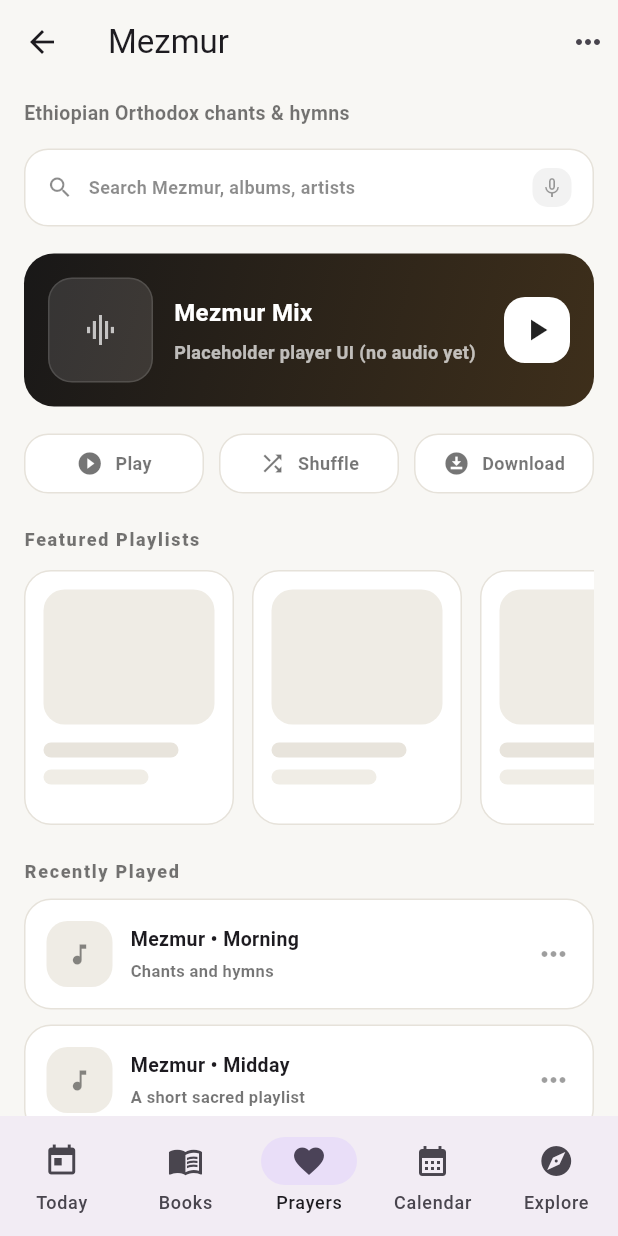
After one commit to afrocoder16/Tsion-Ethiopian-Orthodox-Daily-, a Flutter app: the screen it shows after launch, item 3 of the bottom bar chosen, after a tap on the "headphones" icon, on a phone screen of 412 x 824 dp. The commit adds this screen. Run offline on Flutter 3.47's test engine with Material 3 defaults, Android fonts, the phone set to English and light mode, and no system bars; our stand-ins replace drift, flutter_riverpod, go_router; missing offline and left inert: sqlite3; accounts and stored records are empty; generated files the repository leaves out were written again.

Commit message:
mezmuer route  is done

```diff
--- a/lib/app/app_router.dart
+++ b/lib/app/app_router.dart
@@ -11,6 +11,7 @@ import '../features/bible/presentation/bible_chapter_screen.dart';
 import '../features/bible/presentation/passage_screen.dart';
 import '../features/prayers/presentation/prayers_screen.dart';
 import '../features/prayers/presentation/prayer_detail_screen.dart';
+import '../features/prayers/presentation/mezmur_screen.dart';
 import '../features/calendar/presentation/calendar_screen.dart';
 import '../features/calendar/calendar_day_detail_screen.dart';
 import '../features/calendar/presentation/calendar_link_placeholder_screen.dart';
@@ -37,6 +38,10 @@ GoRouter buildRouter() {
             path: RoutePaths.prayers,
             builder: (context, state) => const PrayersScreen(),
             routes: [
+              GoRoute(
+                path: 'mezmur',
+                builder: (context, state) => const MezmurScreen(),
+              ),
               GoRoute(
                 path: 'detail/:id',
                 builder: (context, state) {
--- a/lib/app/route_paths.dart
+++ b/lib/app/route_paths.dart
@@ -4,6 +4,7 @@ class RoutePaths {
   static const today = '/today';
   static const bible = '/bible';
   static const prayers = '/prayers';
+  static const prayersMezmur = '/prayers/mezmur';
   static const calendar = '/calendar';
   static const explore = '/explore';
   static const streak = '/streak';
@@ -42,6 +43,8 @@ class RoutePaths {
 
   static String prayerDetailPath(String id) => '/prayers/detail/$id';
 
+  static String mezmurPath() => prayersMezmur;
+
   static String calendarDayLinkPath(String dateKey, String type) =>
       '/calendar/day/$dateKey/link/$type';
 
--- a/lib/core/adapters/screen_state_adapters.dart
+++ b/lib/core/adapters/screen_state_adapters.dart
@@ -101,10 +101,12 @@ class AudioCardView {
 
 class TodayCarouselView {
   const TodayCarouselView({
+    required this.id,
     required this.title,
     required this.subtitle,
   });
 
+  final String id;
   final String title;
   final String subtitle;
 }
@@ -158,6 +160,7 @@ class TodayAdapter {
       state.orthodoxDailyItems
           .map(
             (item) => TodayCarouselView(
+              id: item.id,
               title: _safeText(item.title, '-'),
               subtitle: _safeText(item.subtitle, ''),
             ),
@@ -170,6 +173,7 @@ class TodayAdapter {
   List<TodayCarouselView> get studyWorshipItems => state.studyWorshipItems
       .map(
         (item) => TodayCarouselView(
+          id: item.id,
           title: _safeText(item.title, '-'),
           subtitle: _safeText(item.subtitle, ''),
         ),
@@ -319,11 +323,13 @@ class BooksAdapter {
 
 class DevotionalItemView {
   const DevotionalItemView({
+    required this.id,
     required this.title,
     required this.subtitle,
     required this.icon,
   });
 
+  final String id;
   final String title;
   final String subtitle;
   final IconData icon;
@@ -371,6 +377,7 @@ class PrayersAdapter {
   List<DevotionalItemView> get mezmurItems => state.mezmurItems
       .map(
         (item) => DevotionalItemView(
+          id: item.id,
           title: _safeText(item.title, '-'),
           subtitle: _safeText(item.subtitle, ''),
           icon: iconDataFor(item.iconKey),
@@ -384,6 +391,7 @@ class PrayersAdapter {
   List<DevotionalItemView> get devotionalItems => state.devotionalItems
       .map(
         (item) => DevotionalItemView(
+          id: item.id,
           title: _safeText(item.title, '-'),
           subtitle: _safeText(item.subtitle, ''),
           icon: iconDataFor(item.iconKey),
--- /dev/null
+++ b/lib/features/prayers/presentation/mezmur_screen.dart
@@ -0,0 +1,458 @@
+import 'package:flutter/material.dart';
+import 'package:go_router/go_router.dart';
+
+class MezmurScreen extends StatelessWidget {
+  const MezmurScreen({super.key});
+
+  @override
+  Widget build(BuildContext context) {
+    return Scaffold(
+      backgroundColor: const Color(0xFFF8F7F4),
+      appBar: AppBar(
+        backgroundColor: const Color(0xFFF8F7F4),
+        elevation: 0,
+        title: const Text('Mezmur'),
+        leading: IconButton(
+          icon: const Icon(Icons.arrow_back),
+          onPressed: () => context.pop(),
+        ),
+        actions: const [
+          Padding(
+            padding: EdgeInsets.only(right: 8),
+            child: Icon(Icons.more_horiz),
+          ),
+        ],
+      ),
+      body: SafeArea(
+        child: ListView(
+          padding: const EdgeInsets.fromLTRB(16, 10, 16, 24),
+          children: [
+            const Text(
+              'Ethiopian Orthodox chants & hymns',
+              style: TextStyle(
+                fontSize: 13,
+                color: Colors.black54,
+                fontWeight: FontWeight.w600,
+              ),
+            ),
+            const SizedBox(height: 14),
+            _SearchPill(
+              hint: 'Search Mezmur, albums, artists',
+              onTap: () {
+                ScaffoldMessenger.of(context).showSnackBar(
+                  const SnackBar(content: Text('Search not implemented')),
+                );
+              },
+            ),
+            const SizedBox(height: 18),
+            const _NowPlayingCard(),
+            const SizedBox(height: 18),
+            const _QuickActionsRow(),
+            const SizedBox(height: 22),
+            const _SectionTitle(title: 'Featured Playlists'),
+            const SizedBox(height: 12),
+            const _PlaylistShelf(),
+            const SizedBox(height: 22),
+            const _SectionTitle(title: 'Recently Played'),
+            const SizedBox(height: 10),
+            const _TrackList(),
+            const SizedBox(height: 22),
+            _MiniPlayerPlaceholder(
+              onTap: () {
+                ScaffoldMessenger.of(context).showSnackBar(
+                  const SnackBar(content: Text('Player not implemented')),
+                );
+              },
+            ),
+          ],
+        ),
+      ),
+    );
+  }
+}
+
+class _SearchPill extends StatelessWidget {
+  const _SearchPill({required this.hint, required this.onTap});
+
+  final String hint;
+  final VoidCallback onTap;
+
+  @override
+  Widget build(BuildContext context) {
+    return GestureDetector(
+      onTap: onTap,
+      child: Container(
+        padding: const EdgeInsets.symmetric(horizontal: 14, vertical: 12),
+        decoration: BoxDecoration(
+          color: Colors.white,
+          borderRadius: BorderRadius.circular(16),
+          border: Border.all(color: const Color(0xFFE6E2DA)),
+        ),
+        child: Row(
+          children: [
+            const Icon(Icons.search, size: 18, color: Colors.black45),
+            const SizedBox(width: 10),
+            Expanded(
+              child: Text(
+                hint,
+                style: const TextStyle(
+                  fontSize: 12,
+                  color: Colors.black45,
+                  fontWeight: FontWeight.w600,
+                ),
+              ),
+            ),
+            Container(
+              width: 26,
+              height: 26,
+              decoration: BoxDecoration(
+                color: const Color(0xFFF2F2F2),
+                borderRadius: BorderRadius.circular(10),
+              ),
+              child: const Icon(Icons.mic_none, size: 16, color: Colors.black38),
+            ),
+          ],
+        ),
+      ),
+    );
+  }
+}
+
+class _NowPlayingCard extends StatelessWidget {
+  const _NowPlayingCard();
+
+  @override
+  Widget build(BuildContext context) {
+    return Container(
+      padding: const EdgeInsets.all(16),
+      decoration: BoxDecoration(
+        borderRadius: BorderRadius.circular(20),
+        gradient: const LinearGradient(
+          begin: Alignment.topLeft,
+          end: Alignment.bottomRight,
+          colors: [
+            Color(0xFF191818),
+            Color(0xFF3E2F1B),
+          ],
+        ),
+      ),
+      child: Row(
+        children: [
+          Container(
+            width: 70,
+            height: 70,
+            decoration: BoxDecoration(
+              color: Colors.white.withValues(alpha: 0.12),
+              borderRadius: BorderRadius.circular(16),
+              border: Border.all(
+                color: Colors.white.withValues(alpha: 0.12),
+              ),
+            ),
+            child: const Icon(Icons.graphic_eq, color: Colors.white70),
+          ),
+          const SizedBox(width: 14),
+          Expanded(
+            child: Column(
+              crossAxisAlignment: CrossAxisAlignment.start,
+              children: const [
+                Text(
+                  'Mezmur Mix',
+                  style: TextStyle(
+                    color: Colors.white,
+                    fontSize: 16,
+                    fontWeight: FontWeight.w700,
+                  ),
+                ),
+                SizedBox(height: 6),
+                Text(
+                  'Placeholder player UI (no audio yet)',
+                  style: TextStyle(
+                    color: Colors.white70,
+                    fontSize: 12,
+                    fontWeight: FontWeight.w600,
+                  ),
+                ),
+              ],
+            ),
+          ),
+          Container(
+            width: 44,
+            height: 44,
+            decoration: BoxDecoration(
+              color: Colors.white,
+              borderRadius: BorderRadius.circular(14),
+            ),
+            child: const Icon(Icons.play_arrow, color: Colors.black87),
+          ),
+        ],
+      ),
+    );
+  }
+}
+
+class _QuickActionsRow extends StatelessWidget {
+  const _QuickActionsRow();
+
+  @override
+  Widget build(BuildContext context) {
+    return Row(
+      children: const [
+        _ActionChip(icon: Icons.play_circle_fill, label: 'Play'),
+        SizedBox(width: 10),
+        _ActionChip(icon: Icons.shuffle, label: 'Shuffle'),
+        SizedBox(width: 10),
+        _ActionChip(icon: Icons.download_for_offline, label: 'Download'),
+      ],
+    );
+  }
+}
+
+class _ActionChip extends StatelessWidget {
+  const _ActionChip({required this.icon, required this.label});
+
+  final IconData icon;
+  final String label;
+
+  @override
+  Widget build(BuildContext context) {
+    return Expanded(
+      child: Container(
+        padding: const EdgeInsets.symmetric(horizontal: 12, vertical: 10),
+        decoration: BoxDecoration(
+          color: Colors.white,
+          borderRadius: BorderRadius.circular(16),
+          border: Border.all(color: const Color(0xFFE6E2DA)),
+        ),
+        child: Row(
+          mainAxisAlignment: MainAxisAlignment.center,
+          children: [
+            Icon(icon, size: 18, color: Colors.black54),
+            const SizedBox(width: 8),
+            Text(
+              label,
+              style: const TextStyle(
+                fontSize: 12,
+                fontWeight: FontWeight.w700,
+                color: Colors.black54,
+              ),
+            ),
+          ],
+        ),
+      ),
+    );
+  }
+}
+
+class _SectionTitle extends StatelessWidget {
+  const _SectionTitle({required this.title});
+
+  final String title;
+
+  @override
+  Widget build(BuildContext context) {
+    return Text(
+      title,
+      style: const TextStyle(
+        fontSize: 12,
+        fontWeight: FontWeight.w800,
+        letterSpacing: 1.1,
+        color: Colors.black54,
+      ),
+    );
+  }
+}
+
+class _PlaylistShelf extends StatelessWidget {
+  const _PlaylistShelf();
+
+  @override
+  Widget build(BuildContext context) {
+    return SizedBox(
+      height: 170,
+      child: ListView.separated(
+        scrollDirection: Axis.horizontal,
+        itemCount: 5,
+        separatorBuilder: (context, index) => const SizedBox(width: 12),
+        itemBuilder: (context, index) {
+          return Container(
+            width: 140,
+            padding: const EdgeInsets.all(12),
+            decoration: BoxDecoration(
+              color: Colors.white,
+              borderRadius: BorderRadius.circular(18),
+              border: Border.all(color: const Color(0xFFE6E2DA)),
+            ),
+            child: Column(
+              crossAxisAlignment: CrossAxisAlignment.start,
+              children: [
+                Container(
+                  height: 90,
+                  decoration: BoxDecoration(
+                    color: const Color(0xFFEFECE5),
+                    borderRadius: BorderRadius.circular(14),
+                  ),
+                ),
+                const SizedBox(height: 12),
+                Container(
+                  height: 10,
+                  width: 90,
+                  decoration: BoxDecoration(
+                    color: const Color(0xFFE8E4DC),
+                    borderRadius: BorderRadius.circular(10),
+                  ),
+                ),
+                const SizedBox(height: 8),
+                Container(
+                  height: 10,
+                  width: 70,
+                  decoration: BoxDecoration(
+                    color: const Color(0xFFF0EDE6),
+                    borderRadius: BorderRadius.circular(10),
+                  ),
+                ),
+              ],
+            ),
+          );
+        },
+      ),
+    );
+  }
+}
+
+class _TrackList extends StatelessWidget {
+  const _TrackList();
+
+  @override
+  Widget build(BuildContext context) {
+    final items = const [
+      ('Mezmur • Morning', 'Chants and hymns'),
+      ('Mezmur • Midday', 'A short sacred playlist'),
+      ('Mezmur • Evening', 'Quiet prayer atmosphere'),
+      ('Kidase Highlights', 'Daily worship service'),
+    ];
+    return Column(
+      children: items
+          .map(
+            (item) => Container(
+              margin: const EdgeInsets.only(bottom: 10),
+              padding: const EdgeInsets.all(14),
+              decoration: BoxDecoration(
+                color: Colors.white,
+                borderRadius: BorderRadius.circular(18),
+                border: Border.all(color: const Color(0xFFE6E2DA)),
+              ),
+              child: Row(
+                children: [
+                  Container(
+                    width: 44,
+                    height: 44,
+                    decoration: BoxDecoration(
+                      color: const Color(0xFFEFECE5),
+                      borderRadius: BorderRadius.circular(14),
+                    ),
+                    child: const Icon(
+                      Icons.music_note,
+                      color: Colors.black45,
+                      size: 18,
+                    ),
+                  ),
+                  const SizedBox(width: 12),
+                  Expanded(
+                    child: Column(
+                      crossAxisAlignment: CrossAxisAlignment.start,
+                      children: [
+                        Text(
+                          item.$1,
+                          style: const TextStyle(
+                            fontSize: 13,
+                            fontWeight: FontWeight.w700,
+                          ),
+                        ),
+                        const SizedBox(height: 4),
+                        Text(
+                          item.$2,
+                          style: const TextStyle(
+                            fontSize: 11,
+                            color: Colors.black54,
+                            fontWeight: FontWeight.w600,
+                          ),
+                        ),
+                      ],
+                    ),
+                  ),
+                  const Icon(Icons.more_horiz, color: Colors.black38),
+                ],
+              ),
+            ),
+          )
+          .toList(growable: false),
+    );
+  }
+}
+
+class _MiniPlayerPlaceholder extends StatelessWidget {
+  const _MiniPlayerPlaceholder({required this.onTap});
+
+  final VoidCallback onTap;
+
+  @override
+  Widget build(BuildContext context) {
+    return GestureDetector(
+      onTap: onTap,
+      child: Container(
+        padding: const EdgeInsets.all(14),
+        decoration: BoxDecoration(
+          color: const Color(0xFF111111),
+          borderRadius: BorderRadius.circular(18),
+        ),
+        child: Row(
+          children: [
+            Container(
+              width: 44,
+              height: 44,
+              decoration: BoxDecoration(
+                color: Colors.white.withValues(alpha: 0.12),
+                borderRadius: BorderRadius.circular(14),
+              ),
+              child: const Icon(Icons.graphic_eq, color: Colors.white70),
+            ),
+            const SizedBox(width: 12),
+            const Expanded(
+              child: Column(
+                crossAxisAlignment: CrossAxisAlignment.start,
+                children: [
+                  Text(
+                    'Mezmur Mix',
+                    style: TextStyle(
+                      color: Colors.white,
+                      fontSize: 12,
+                      fontWeight: FontWeight.w800,
+                    ),
+                  ),
+                  SizedBox(height: 2),
+                  Text(
+                    'Tap to open player (placeholder)',
+                    style: TextStyle(
+                      color: Colors.white70,
+                      fontSize: 11,
+                      fontWeight: FontWeight.w600,
+                    ),
+                  ),
+                ],
+              ),
+            ),
+            Container(
+              width: 40,
+              height: 40,
+              decoration: BoxDecoration(
+                color: Colors.white,
+                borderRadius: BorderRadius.circular(14),
+              ),
+              child: const Icon(Icons.play_arrow, color: Colors.black87),
+            ),
+          ],
+        ),
+      ),
+    );
+  }
+}
--- a/lib/features/prayers/presentation/prayers_screen.dart
+++ b/lib/features/prayers/presentation/prayers_screen.dart
@@ -59,7 +59,14 @@ class _PrayersContent extends ConsumerWidget {
         const SizedBox(height: 16),
         _SectionTitle(title: adapter.mezmurHeader.title),
         const SizedBox(height: 12),
-        _DevotionalGrid(items: adapter.mezmurItems),
+        _DevotionalGrid(
+          items: adapter.mezmurItems,
+          onTap: (item) {
+            if (item.id == 'devotional-mezmur') {
+              context.go(RoutePaths.mezmurPath());
+            }
+          },
+        ),
         const SizedBox(height: 18),
         _SectionTitle(title: adapter.devotionalHeader.title),
         const SizedBox(height: 12),
@@ -187,7 +194,10 @@ class _TopBar extends StatelessWidget {
           ),
         ),
         const Spacer(),
-        _IconButton(icon: icons.isNotEmpty ? icons.first : Icons.headphones),
+        _IconButton(
+          icon: icons.isNotEmpty ? icons.first : Icons.headphones,
+          onTap: () => context.go(RoutePaths.mezmurPath()),
+        ),
         const SizedBox(width: 6),
         GestureDetector(
           onTap: () => context.push(RoutePaths.streak),
@@ -225,14 +235,17 @@ class _StreakIcon extends StatelessWidget {
 }
 
 class _IconButton extends StatelessWidget {
-  const _IconButton({required this.icon});
+  const _IconButton({required this.icon, this.onTap});
 
   final IconData icon;
+  final VoidCallback? onTap;
 
   @override
   Widget build(BuildContext context) {
     return Padding(
       padding: const EdgeInsets.only(left: 6),
+      child: GestureDetector(
+        onTap: onTap,
         child: Container(
           width: 34,
           height: 34,
@@ -241,6 +254,7 @@ class _IconButton extends StatelessWidget {
             borderRadius: BorderRadius.circular(12),
           ),
           child: Icon(icon, size: 16, color: Colors.black54),
+        ),
       ),
     );
   }
@@ -351,16 +365,20 @@ class _SectionTitle extends StatelessWidget {
 }
 
 class _DevotionalGrid extends StatelessWidget {
-  const _DevotionalGrid({required this.items});
+  const _DevotionalGrid({required this.items, this.onTap});
 
   final List<DevotionalItemView> items;
+  final void Function(DevotionalItemView item)? onTap;
 
   @override
   Widget build(BuildContext context) {
     return Column(
       children: items
           .map(
-            (item) => Container(
+            (item) => InkWell(
+              onTap: onTap == null ? null : () => onTap!(item),
+              borderRadius: BorderRadius.circular(14),
+              child: Container(
                 margin: const EdgeInsets.only(bottom: 10),
                 padding: const EdgeInsets.all(14),
                 decoration: BoxDecoration(
@@ -395,6 +413,7 @@ class _DevotionalGrid extends StatelessWidget {
                       ),
                     ),
                   ],
+                ),
               ),
             ),
           )
--- a/lib/features/today/presentation/today_screen.dart
+++ b/lib/features/today/presentation/today_screen.dart
@@ -86,6 +86,8 @@ class _TodayContent extends StatelessWidget {
                 icon: action.icon,
                 onPressed: action.iconKey == iconKeyStreak
                     ? () => context.push(RoutePaths.streak)
+                    : action.iconKey == iconKeyAudio
+                        ? () => context.go(RoutePaths.mezmurPath())
                     : null,
               ),
             ),
@@ -100,14 +102,30 @@ class _TodayContent extends StatelessWidget {
         const SizedBox(height: 24),
         _SectionHeader(view: adapter.orthodoxDailyHeader),
         const SizedBox(height: 12),
-        _Carousel(items: adapter.orthodoxDailyItems),
+        _Carousel(
+          items: adapter.orthodoxDailyItems,
+          onTap: (item) => _handleCarouselTap(context, item),
+        ),
         const SizedBox(height: 24),
         _SectionHeader(view: adapter.studyWorshipHeader),
         const SizedBox(height: 12),
-        _Carousel(items: adapter.studyWorshipItems),
+        _Carousel(
+          items: adapter.studyWorshipItems,
+          onTap: (item) => _handleCarouselTap(context, item),
+        ),
       ],
     );
   }
+}
+
+void _handleCarouselTap(BuildContext context, TodayCarouselView item) {
+  if (item.id == 'today-carousel-mezmur') {
+    context.go(RoutePaths.mezmurPath());
+    return;
+  }
+  ScaffoldMessenger.of(context).showSnackBar(
+    SnackBar(content: Text('${item.title} is not wired yet')),
+  );
 }
 
 class _TodayLoading extends StatelessWidget {
@@ -436,9 +454,10 @@ class _SectionHeader extends StatelessWidget {
 }
 
 class _Carousel extends StatelessWidget {
-  const _Carousel({required this.items});
+  const _Carousel({required this.items, required this.onTap});
 
   final List<TodayCarouselView> items;
+  final void Function(TodayCarouselView item) onTap;
 
   @override
   Widget build(BuildContext context) {
@@ -450,7 +469,7 @@ class _Carousel extends StatelessWidget {
         separatorBuilder: (context, index) => const SizedBox(width: 12),
         itemBuilder: (context, index) {
           final item = items[index];
-          return _CarouselCard(item: item);
+          return _CarouselCard(item: item, onTap: () => onTap(item));
         },
       ),
     );
@@ -458,13 +477,17 @@ class _Carousel extends StatelessWidget {
 }
 
 class _CarouselCard extends StatelessWidget {
-  const _CarouselCard({required this.item});
+  const _CarouselCard({required this.item, required this.onTap});
 
   final TodayCarouselView item;
+  final VoidCallback onTap;
 
   @override
   Widget build(BuildContext context) {
-    return Container(
+    return InkWell(
+      onTap: onTap,
+      borderRadius: BorderRadius.circular(16),
+      child: Container(
         width: 160,
         padding: const EdgeInsets.all(12),
         decoration: BoxDecoration(
@@ -499,6 +522,7 @@ class _CarouselCard extends StatelessWidget {
               ),
             ),
           ],
+        ),
       ),
     );
   }
```
Also changed, not shown: 1 other file. Lines whose indentation alone changed are shown as unchanged.
